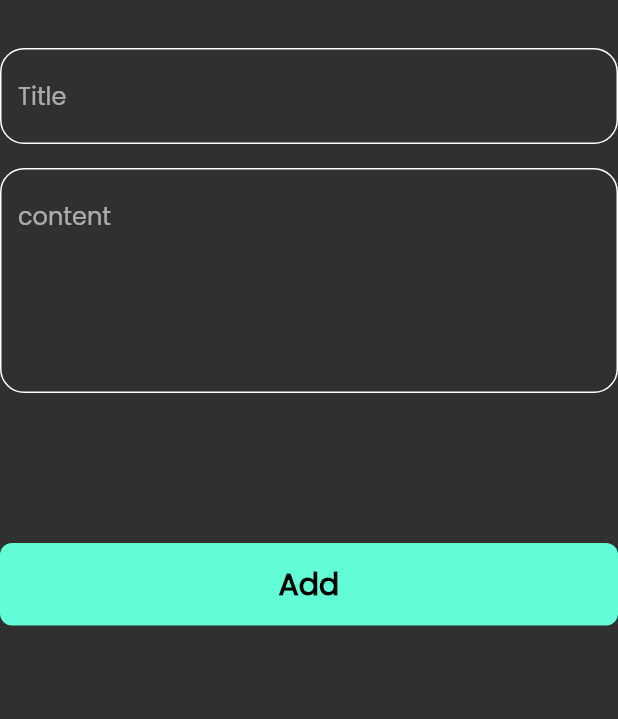
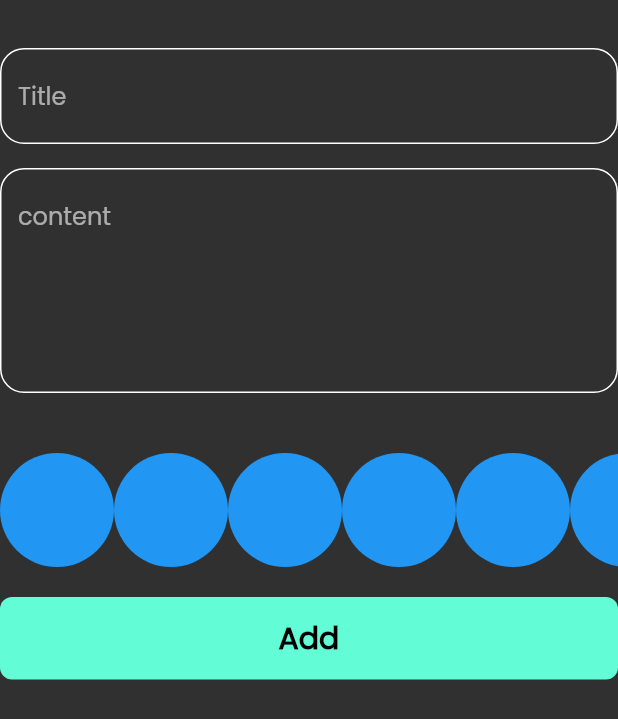
Before and after one commit to Alhassan-Ali7/note_app, a Flutter app: the AddNoteForm widget shown alone on an empty page, opened directly, on a phone screen of 412 x 824 dp. Shown: the top 719 px of the screen. Run offline on Flutter 3.47's test engine with Material 2 defaults, Android fonts, the phone set to English and light mode, and no system bars; our stand-ins replace bloc, flutter_bloc, font_awesome_flutter, hive, hive_flutter; accounts and stored records are empty.

Commit message:
create colors list view part one

```diff
--- a/lib/views/widgets/add_note_form.dart
+++ b/lib/views/widgets/add_note_form.dart
@@ -3,6 +3,7 @@ import 'package:flutter_bloc/flutter_bloc.dart';
 import 'package:intl/intl.dart';
 import 'package:notes_app/cubits/add_note_cubit/add_note_cubit.dart';
 import 'package:notes_app/models/note_model.dart';
+import 'package:notes_app/views/widgets/colors_list_view.dart';
 import 'package:notes_app/views/widgets/custom_bottom.dart';
 import 'package:notes_app/views/widgets/custom_text_field.dart';
 
@@ -49,7 +50,11 @@ class _AddNoteFormState extends State<AddNoteForm> {
             maxLines: 5,
           ),
           const SizedBox(
-            height: 100,
+            height: 40,
+          ),
+          const ColorsListView(),
+          const SizedBox(
+            height: 20,
           ),
           BlocBuilder<AddNoteCubit, AddNoteState>(
             builder: (context, state) {
--- /dev/null
+++ b/lib/views/widgets/colors_list_view.dart
@@ -0,0 +1,31 @@
+import 'package:flutter/material.dart';
+
+class ColorItem extends StatelessWidget {
+  const ColorItem({super.key});
+
+  @override
+  Widget build(BuildContext context) {
+    return const CircleAvatar(
+      radius: 38,
+      backgroundColor: Colors.blue,
+    );
+  }
+}
+
+class ColorsListView extends StatelessWidget {
+  const ColorsListView({super.key});
+
+  @override
+  Widget build(BuildContext context) {
+    return SizedBox(
+      height: 38*2,
+      child: ListView.builder(
+        scrollDirection: Axis.horizontal,
+        itemCount: 10,
+        itemBuilder: (context, index) {
+          return const ColorItem();
+        },
+      ),
+    );
+  }
+}
```
